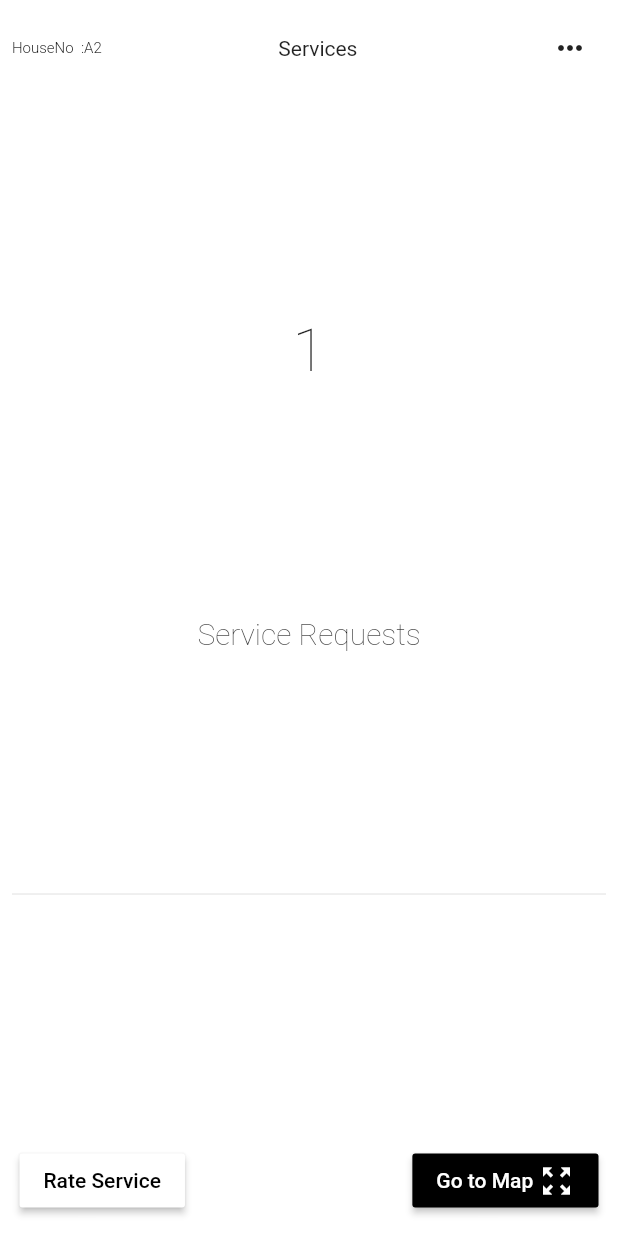
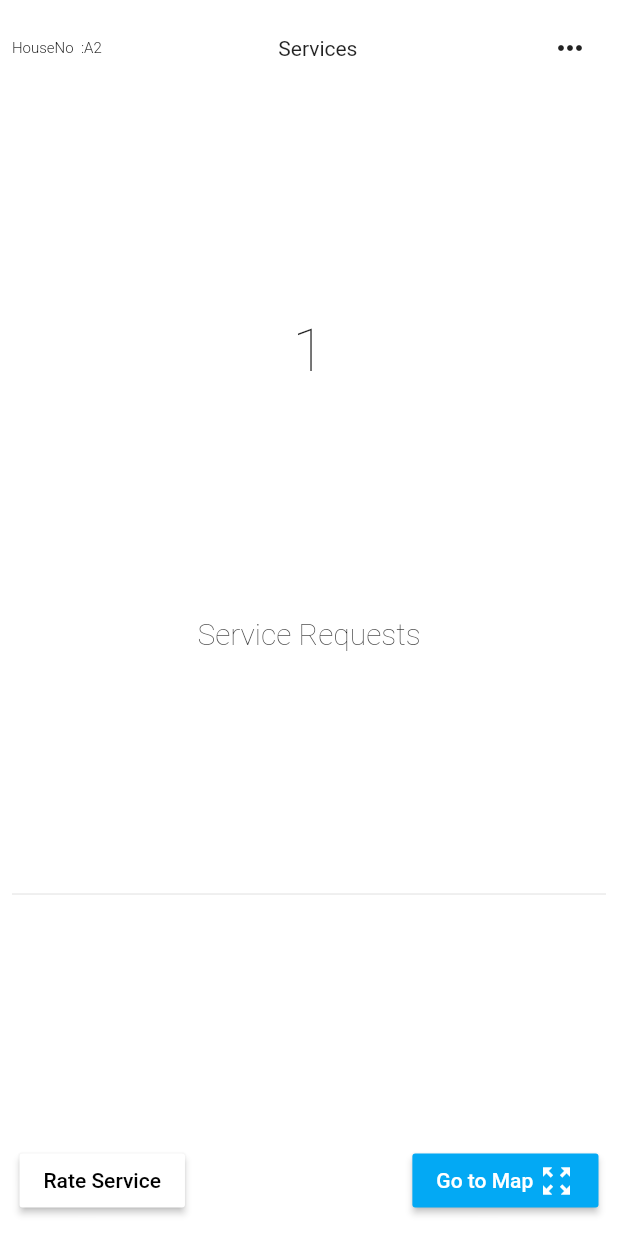
Before and after one commit to CreamyMilk/sampleDeployapp, a Flutter app: the ServiceCard widget shown alone on an empty page, opened directly, on a phone screen of 412 x 824 dp. Run offline on Flutter 3.47's test engine with Material 2 defaults, Android fonts, the phone set to English and light mode, and no system bars; our stand-ins replace firebase_messaging, flare_flutter, flutter_local_notifications, geolocator, google_maps_flutter, open_file and 2 more; missing offline and left inert: clipboard, fluttercontactpicker, syncfusion_flutter_pdf; accounts and stored records are empty; network calls fail.

Commit message:
Fixed colour generation

```diff
--- a/lib/main.dart
+++ b/lib/main.dart
@@ -16,12 +16,12 @@ class MyApp extends StatelessWidget {
         title: appTitle,
         debugShowCheckedModeBanner: false,
         theme: ThemeData(
-          primaryColor: Colors.blue,
-          accentColor: Colors.blueAccent,
+          primaryColor: Colors.lightBlue,
+          accentColor: Colors.lightBlueAccent,
           scaffoldBackgroundColor: Color(0xFFF3F5F7),
         ),
         darkTheme: ThemeData(
-          primaryColor: Colors.blue,
+          primaryColor: Colors.lightBlue,
           accentColor: Colors.blueAccent,
           scaffoldBackgroundColor: Color(0xFFF3F5F7),
         ),
--- a/lib/views/rent_card.dart
+++ b/lib/views/rent_card.dart
@@ -84,7 +84,8 @@ class _RentPaymentCardState extends State<RentPaymentCard> {
                 alignment: Alignment.bottomRight,
                 padding: EdgeInsets.all(5.0),
                 child: MaterialButton(
-                  color: _testvar ? Colors.black : Colors.grey,
+                  color:
+                      _testvar ? Theme.of(context).primaryColor : Colors.grey,
                   child: Row(
                     children: [
                       Text("Pay now", style: TextStyle(color: Colors.white)),
--- a/lib/views/services_card.dart
+++ b/lib/views/services_card.dart
@@ -94,7 +94,9 @@ class _ServiceCardState extends State<ServiceCard> {
                     alignment: Alignment.bottomRight,
                     padding: EdgeInsets.all(5.0),
                     child: MaterialButton(
-                      color: _testvar ? Colors.black : Colors.grey,
+                      color: _testvar
+                          ? Theme.of(context).primaryColor
+                          : Colors.grey,
                       child: Row(
                         children: [
                           Text("Go to Map ",
```
Also changed, not shown: lib/views/maps_view.dart (+4 -6 lines).
